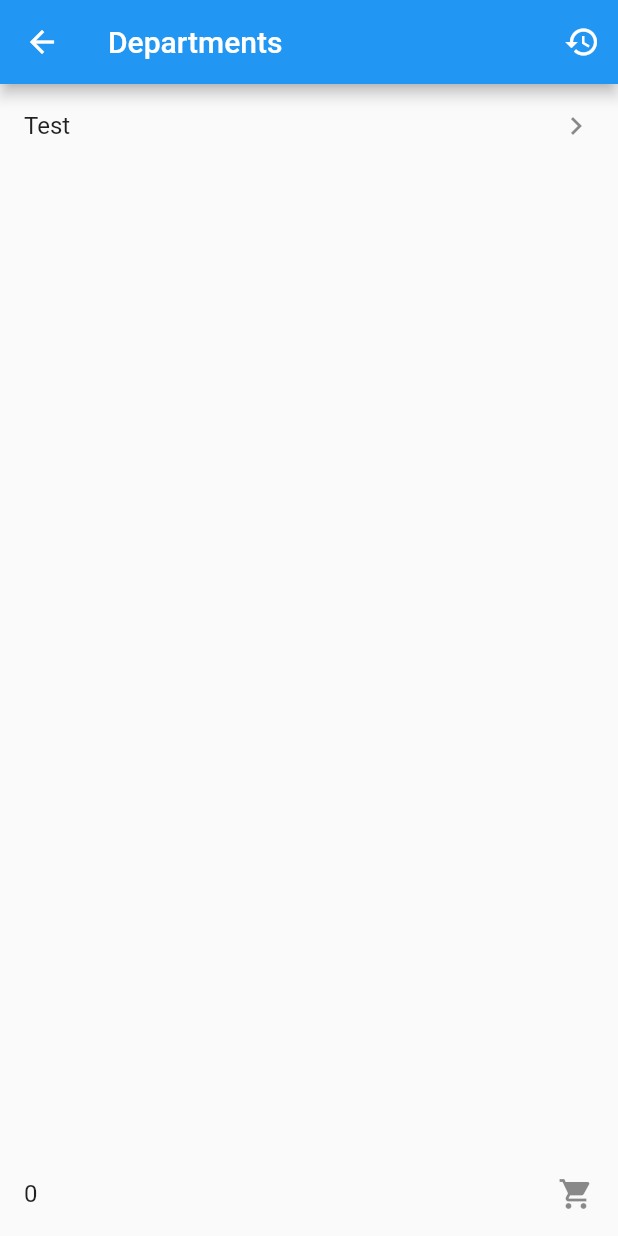
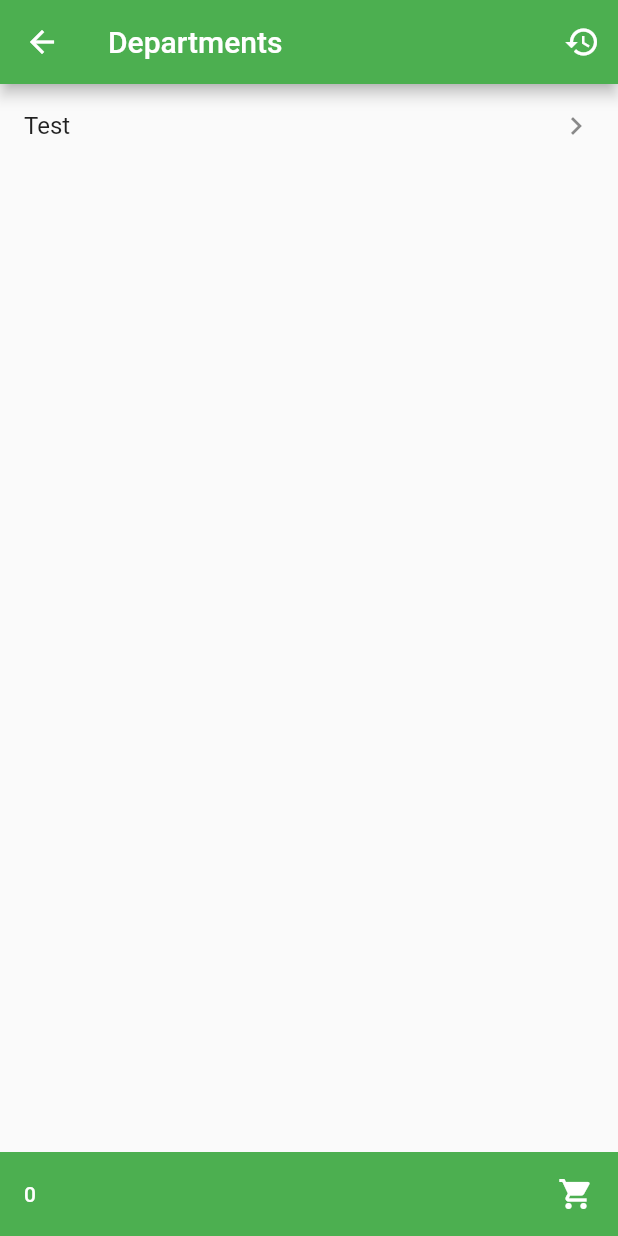
Before and after one commit to maluginp/GoGreenFlutter, a Flutter app: the DepartmentListScreen screen opened by its route, on a phone screen of 412 x 824 dp. Run offline on Flutter 3.47's test engine with Material 2 defaults, Android fonts, the phone set to English and light mode, and no system bars; our stand-ins replace bloc, equatable, flutter_bloc, flutter_html.

Commit message:
Add GoGreen theme; Update design for TotalQuantityOrderWidget

```diff
--- /dev/null
+++ b/lib/gogreen_theme.dart
@@ -0,0 +1,34 @@
+import 'package:flutter/material.dart';
+
+class GoGreenTheme {
+  static ThemeData theme = ThemeData(
+      primarySwatch: Colors.green,
+      textTheme: _textTheme,
+      accentColor: Colors.green,
+      accentTextTheme: _accentTextTheme
+  );
+
+  static const _regular = FontWeight.w400;
+  static const _medium = FontWeight.w500;
+  static const _semiBold = FontWeight.w600;
+  static const _bold = FontWeight.w700;
+
+  static const _montserrat = 'Montserrat';
+  static const _oswald = 'Oswald';
+
+  static TextTheme _textTheme = TextTheme(
+      display1: TextStyle(
+        fontFamily: _montserrat,
+        fontWeight: _bold,
+        fontSize: 20.0,
+      )
+  );
+
+  static TextTheme _accentTextTheme = TextTheme(
+      button: TextStyle(
+        fontFamily: _montserrat,
+        color: Colors.white,
+        fontWeight: _regular,
+      )
+  );
+}
--- a/lib/main.dart
+++ b/lib/main.dart
@@ -1,10 +1,24 @@
 import 'package:flutter/material.dart';
+import 'package:flutter_bloc/flutter_bloc.dart';
 
 import 'generated/i18n.dart';
+import 'gogreen_theme.dart';
 import 'screens/screens.dart';
 
 
-void main() => runApp(MyApp());
+void main() {
+  BlocSupervisor.delegate = SimpleBlocDelegate();
+
+  runApp(MyApp());
+}
+
+class SimpleBlocDelegate extends BlocDelegate {
+  @override
+  onTransition(Bloc bloc, Transition transition) {
+    super.onTransition(bloc, transition);
+    print(transition);
+  }
+}
 
 class MyApp extends StatelessWidget {
   // This widget is the root of your application.
@@ -12,18 +26,7 @@ class MyApp extends StatelessWidget {
   Widget build(BuildContext context) {
     return MaterialApp(
       title: 'Flutter Demo',
-      theme: ThemeData(
-        // This is the theme of your application.
-        //
-        // Try running your application with "flutter run". You'll see the
-        // application has a blue toolbar. Then, without quitting the app, try
-        // changing the primarySwatch below to Colors.green and then invoke
-        // "hot reload" (press "r" in the console where you ran "flutter run",
-        // or simply save your changes to "hot reload" in a Flutter IDE).
-        // Notice that the counter didn't reset back to zero; the application
-        // is not restarted.
-        primarySwatch: Colors.blue,
-      ),
+      theme: GoGreenTheme.theme,
       localizationsDelegates: [S.delegate],
       supportedLocales: S.delegate.supportedLocales,
       initialRoute: '/',
--- a/lib/widgets/total_quantity_order_widget.dart
+++ b/lib/widgets/total_quantity_order_widget.dart
@@ -4,27 +4,30 @@ import 'package:gogreen/blocs/total_quantity_order/bloc.dart';
 import 'package:gogreen/screens/screens.dart';
 
 class TotalQuantityOrderWidget extends StatelessWidget {
-
   @override
   Widget build(BuildContext context) {
     return BlocConsumer<TotalQuantityOrderBloc, TotalQuantityOrderState>(
-      listener: (context, state) {
-
-      },
+        listener: (context, state) {},
         builder: (context, state) {
-
           if (state is UpdatedTotalQuantityOrderState) {
-          return ListTile(
-            title:  Text(state.totalQuantity.toString()),
-            trailing: Icon(Icons.shopping_cart),
+            return Container(
+              color: Theme.of(context).accentColor,
+                child: ListTile(
+              title: Text(
+                  state.totalQuantity.toString(),
+                  style: Theme.of(context).accentTextTheme.button,
+              ),
+              trailing: Icon(
+                  Icons.shopping_cart,
+                  color: Theme.of(context).accentTextTheme.button.color,
+              ),
               onTap: () {
                 Navigator.of(context).pushNamed(OrderLinesScreen.ROUTE_PATH);
               },
-          );
+            ));
           }
 
           return Container();
-      }
-    );
+        });
   }
 }
```
Lines whose indentation alone changed are shown as unchanged.
